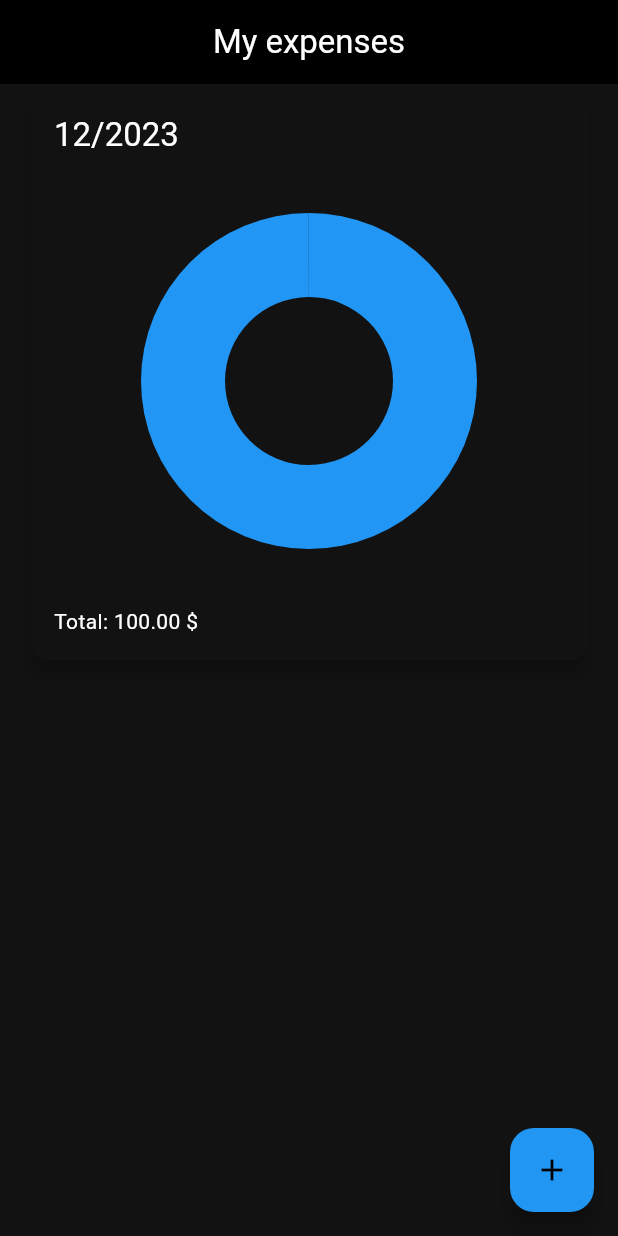
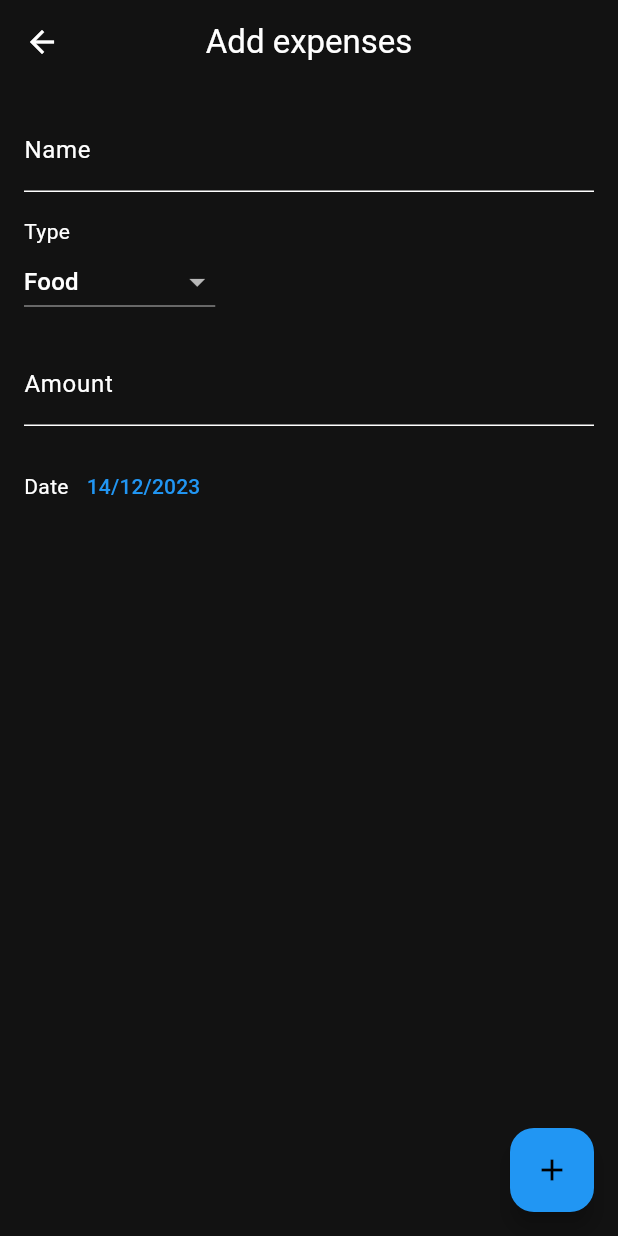
Before and after one commit to Artem-Neludimi/personal_expenses, a Flutter app: the screen it shows after launch, after a tap on the "add" icon, on a phone screen of 412 x 824 dp. Run offline on Flutter 3.47's test engine with Material 3 defaults, Android fonts, the phone set to English and light mode, and no system bars; our stand-ins replace drift, syncfusion_flutter_charts; accounts and stored records are empty; generated files the repository leaves out were written again.

Commit message:
adding screen

```diff
--- /dev/null
+++ b/lib/add_expenses.dart
@@ -0,0 +1,106 @@
+import 'package:flutter/material.dart';
+
+import 'db/database.dart';
+import 'main.dart';
+import 'my_home_page.dart';
+
+class AddExpenses extends StatefulWidget {
+  const AddExpenses({super.key});
+
+  @override
+  State<AddExpenses> createState() => _AddExpensesState();
+}
+
+class _AddExpensesState extends State<AddExpenses> {
+  final _nameController = TextEditingController();
+  var _expenseType = ExpenseType.food;
+  final _amountController = TextEditingController();
+  var _date = DateTime.now();
+
+  @override
+  Widget build(BuildContext context) {
+    return Scaffold(
+        appBar: AppBar(
+          title: const Text('Add expenses'),
+          centerTitle: true,
+        ),
+        floatingActionButton: FloatingActionButton(
+          onPressed: () {
+            db.expenseDao.insertExpense(ExpensesCompanion.insert(
+              id: UniqueKey().toString(),
+              name: _nameController.text,
+              type: _expenseType.name,
+              amount: double.parse(_amountController.text),
+              date: _date,
+            ));
+
+            Navigator.pop(context);
+          },
+          child: const Icon(Icons.add),
+        ),
+        body: Padding(
+          padding: const EdgeInsets.all(16),
+          child: SingleChildScrollView(
+            child: Column(
+              crossAxisAlignment: CrossAxisAlignment.start,
+              children: [
+                TextField(
+                  controller: _nameController,
+                  decoration: const InputDecoration(
+                    labelText: 'Name',
+                  ),
+                  onTapOutside: (event) {
+                    FocusScope.of(context).unfocus();
+                  },
+                ),
+                const SizedBox(height: 16),
+                const Text('Type'),
+                DropdownButton(
+                    value: _expenseType,
+                    items: ExpenseType.values
+                        .map((e) => DropdownMenuItem(
+                              value: e,
+                              child: Text(e.name),
+                            ))
+                        .toList(),
+                    onChanged: (value) {
+                      setState(() => _expenseType = value!);
+                    }),
+                const SizedBox(height: 16),
+                TextField(
+                  controller: _amountController,
+                  decoration: const InputDecoration(
+                    labelText: 'Amount',
+                  ),
+                  keyboardType: TextInputType.number,
+                  onTapOutside: (event) {
+                    FocusScope.of(context).unfocus();
+                  },
+                ),
+                const SizedBox(height: 16),
+                Row(
+                  children: [
+                    const Text('Date'),
+                    TextButton(
+                      onPressed: () async {
+                        final date = await showDatePicker(
+                          context: context,
+                          initialDate: _date,
+                          firstDate: DateTime(2020),
+                          lastDate: DateTime(2025),
+                        );
+
+                        if (date != null) {
+                          setState(() => _date = date);
+                        }
+                      },
+                      child: Text('${_date.day}/${_date.month}/${_date.year}'),
+                    ),
+                  ],
+                ),
+              ],
+            ),
+          ),
+        ));
+  }
+}
--- a/lib/db/database.dart
+++ b/lib/db/database.dart
@@ -7,7 +7,7 @@ class Expenses extends Table {
   TextColumn get name => text()();
   TextColumn get type => text()();
   DateTimeColumn get date => dateTime()();
-  IntColumn get amount => integer()();
+  RealColumn get amount => real()();
 }
 
 @DriftAccessor(tables: [Expenses])
--- a/lib/my_home_page.dart
+++ b/lib/my_home_page.dart
@@ -1,6 +1,7 @@
 import 'package:flutter/material.dart';
 import 'package:syncfusion_flutter_charts/charts.dart';
 
+import 'add_expenses.dart';
 import 'db/database.dart';
 import 'main.dart';
 
@@ -29,6 +30,7 @@ class MyHomePage extends StatelessWidget {
 
               return ListView.builder(
                 itemCount: groupedExpenses.length,
+                reverse: true,
                 padding: const EdgeInsets.only(bottom: 16),
                 itemBuilder: (BuildContext context, int index) {
                   return groupedExpenses[index];
@@ -38,13 +40,7 @@ class MyHomePage extends StatelessWidget {
       ),
       floatingActionButton: FloatingActionButton(
         onPressed: () {
-          db.expenseDao.insertExpense(ExpensesCompanion.insert(
-            id: UniqueKey().toString(),
-            name: 'fnew;',
-            type: ExpenseType.other.name,
-            amount: 100,
-            date: DateTime.now(),
-          ));
+          Navigator.push(context, MaterialPageRoute(builder: (context) => const AddExpenses()));
         },
         child: const Icon(Icons.add),
       ),
@@ -144,7 +140,7 @@ enum ExpenseType {
   other,
   ;
 
-  factory ExpenseType.fromString(String value) => switch (value) {
+  factory ExpenseType.fromString(String value) => switch (value.toLowerCase()) {
         'food' => ExpenseType.food,
         'junkFood' => ExpenseType.junkFood,
         'transport' => ExpenseType.transport,
@@ -163,17 +159,3 @@ enum ExpenseType {
         ExpenseType.other => 'Other',
       };
 }
-// [
-//                   OrdinalGroup(
-//                     id: '1',
-//                     data: [
-//                       for (var element in ExpenseType.values)
-//                         OrdinalData(
-//                           domain: element.name,
-//                           measure: expenses
-//                               .where((element2) => element2.type == element.name)
-//                               .fold<double>(0, (previousValue, element) => previousValue + element.amount),
-//                         )
-//                     ],
-//                   )
-//                 ],
```
Also changed, not shown: lib/db/database.g.dart.
